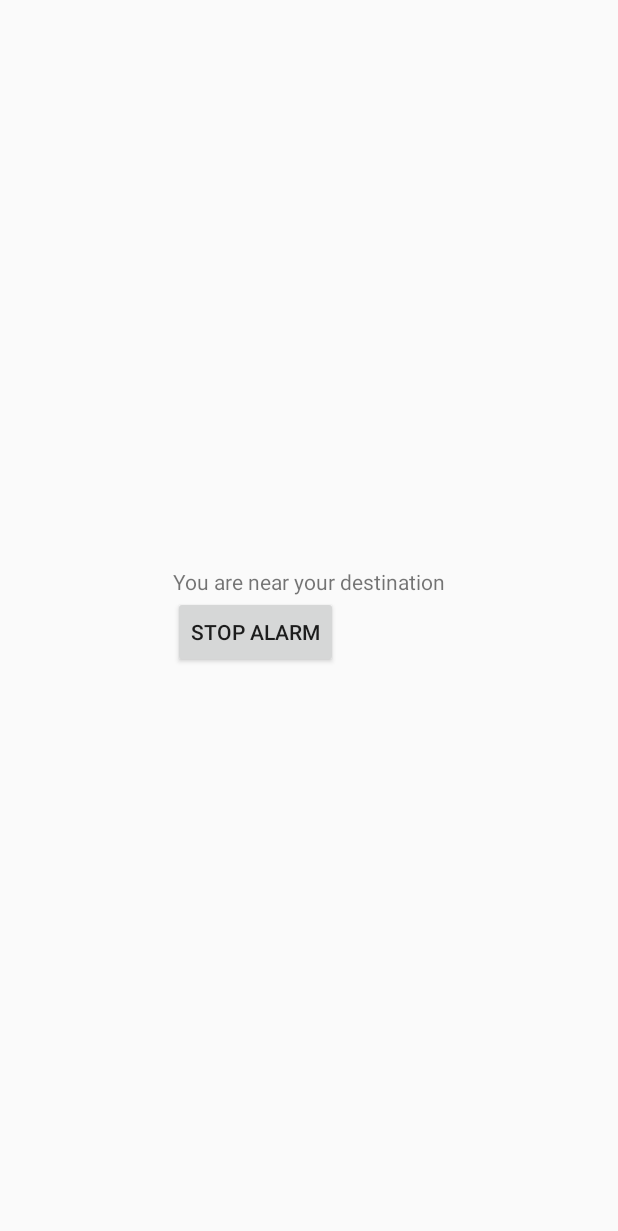
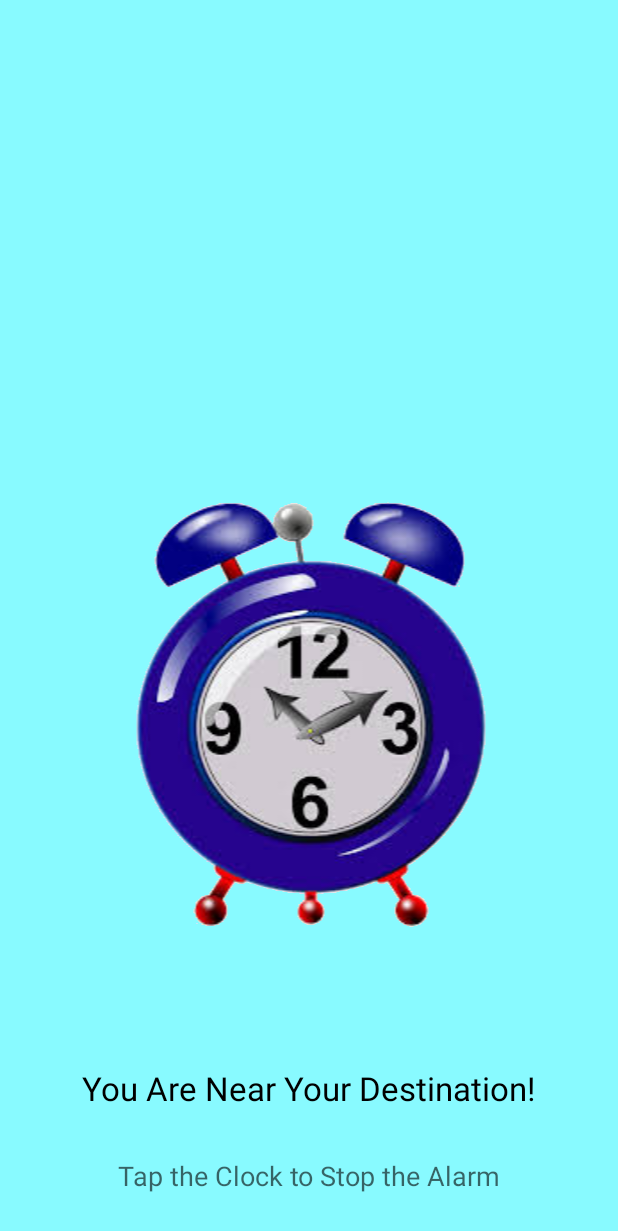
Before and after one commit to TimothySanchirico/LocationAlarm, an Android app: the AlarmReciever screen opened directly, with no data from a screen before it, on a phone screen of 412 x 824 dp. Shown: the top 1231 px of the screen. Run offline under Robolectric (Android 15) with nearby library versions, the light colour scheme and no system bars.

Commit message:
UI and API updates
-Updated API key, we now have 150,000 requests a day
-Temporarily changed search filter to Addresses
-Updated Alarm UI, we can change later

```diff
--- a/app/src/main/AndroidManifest.xml
+++ b/app/src/main/AndroidManifest.xml
@@ -36,7 +36,7 @@
         </activity>
         <activity
             android:name=".SplashActivity"
-            android:label="@string/title_activity_splash" >
+            android:label="@string/app_name" >
             <intent-filter>
                 <action android:name="android.intent.action.MAIN" />
 
--- a/app/src/main/java/com/example/timothy/locationalarm/MainActivity.java
+++ b/app/src/main/java/com/example/timothy/locationalarm/MainActivity.java
@@ -141,7 +141,6 @@ public class MainActivity extends AppCompatActivity implements
                 .addConnectionCallbacks(this)
                 .addOnConnectionFailedListener(this)
                 .build();
-            //this comment is meaningless
 
         checkGPSEnabled();
         MapFragment mapFragment = (MapFragment) getFragmentManager()
@@ -168,16 +167,16 @@ public class MainActivity extends AppCompatActivity implements
                 }
             }
         });
-        //ADDED BELOW
+        //Some AutoComplete Text View Setup
         AutoCompleteTextView autoCompView = (AutoCompleteTextView) findViewById(R.id.autocomplete);
 
         autoCompView.setAdapter(new GooglePlacesAutocompleteAdapter(this, R.layout.list_item));
         autoCompView.setOnItemClickListener(this);
-        //ADDED ABOVE
+
 
     }
 
-    //ADDED BELOW
+    //AutoComplete BELOW
     public void onItemClick(AdapterView adapterView, View view, int position, long id) {
         String str = (String) adapterView.getItemAtPosition(position);
         Toast.makeText(this, str, Toast.LENGTH_SHORT).show();
@@ -187,7 +186,7 @@ public class MainActivity extends AppCompatActivity implements
     private static final String TYPE_AUTOCOMPLETE = "/autocomplete";
     private static final String OUT_JSON = "/json";
 
-    private static final String API_KEY = "AIzaSyAM3C8M_wVb4aFodWZP2_SA_ljB0W1bFw8";
+    private static final String API_KEY = "AIzaSyCX6qvOP8CkQl1eUE7wkEmegaS-noXd0vw";
 
     public ArrayList<String> autocomplete (String input) {
         ArrayList<String> resultList = null;
@@ -198,7 +197,7 @@ public class MainActivity extends AppCompatActivity implements
         try {
             StringBuilder sb = new StringBuilder(PLACES_API_BASE + TYPE_AUTOCOMPLETE + OUT_JSON);
             sb.append("?key=" + API_KEY);
-            sb.append("&types=(cities)");
+            sb.append("&types=address");
             sb.append("&input=" + URLEncoder.encode(input, "utf8"));
             sb.append("&radius=650000");
 
@@ -289,7 +288,7 @@ public class MainActivity extends AppCompatActivity implements
             return filter;
         }
     }
-    //ADDED ABOVE
+    //AutoComplete ABOVE
 
     @Override
     public void onConnectionSuspended(int i) {
--- a/app/src/main/java/com/example/timothy/locationalarm/SplashActivity.java
+++ b/app/src/main/java/com/example/timothy/locationalarm/SplashActivity.java
@@ -27,7 +27,7 @@ public class SplashActivity extends Activity {
             @Override
             public void run() {
                 /* Create an Intent that will start the Menu-Activity. */
-                Intent mainIntent = new Intent(SplashActivity.this, MainActivity.class);
+                Intent mainIntent = new Intent(SplashActivity.this, FrontPageActivity.class);
                 SplashActivity.this.startActivity(mainIntent);
                 SplashActivity.this.finish();
             }
--- a/app/src/main/res/layout/alarm.xml
+++ b/app/src/main/res/layout/alarm.xml
@@ -1,19 +1,55 @@
 <?xml version="1.0" encoding="utf-8"?>
 <RelativeLayout xmlns:android="http://schemas.android.com/apk/res/android"
-    android:layout_width="fill_parent"
-    android:layout_height="fill_parent"
     android:orientation="vertical"
-    android:gravity="center" >
-    <TextView
-        android:id="@+id/alarmText"
+    android:layout_width="match_parent"
+    android:layout_height="match_parent"
+    android:background="#ff88faff">
+
+    <Button
         android:layout_width="wrap_content"
         android:layout_height="wrap_content"
-        android:text="You are near your destination"/>
-    <Button
         android:id="@+id/stopAlarm"
+        android:padding="100dp"
+        android:visibility="visible"
+        android:clickable="true"
+        android:layout_alignParentTop="true"
+        android:layout_centerHorizontal="true"
+        android:layout_marginTop="85dp"
+        android:alpha="0" />
+
+    <ImageView
         android:layout_width="wrap_content"
         android:layout_height="wrap_content"
-        android:text="Stop Alarm"
-        android:layout_below="@id/alarmText"/>
+        android:id="@+id/clock"
+        android:src="@mipmap/alarm_clock"
+        android:background="#ff88faff"
+        android:layout_above="@+id/textView"
+        android:layout_alignParentRight="true"
+        android:layout_alignParentEnd="true"
+        android:layout_alignParentLeft="true"
+        android:layout_alignParentStart="true"
+        android:paddingLeft="10dp" />
+
+    <TextView
+        android:layout_width="wrap_content"
+        android:layout_height="wrap_content"
+        android:textAppearance="?android:attr/textAppearanceLarge"
+        android:text="You Are Near Your Destination!"
+        android:id="@+id/textView"
+        android:elegantTextHeight="false"
+        android:textColor="#ff000000"
+        android:layout_above="@+id/textView2"
+        android:layout_centerHorizontal="true"
+        android:layout_marginBottom="31dp" />
+
+    <TextView
+        android:layout_width="wrap_content"
+        android:layout_height="wrap_content"
+        android:textAppearance="?android:attr/textAppearanceMedium"
+        android:text="Tap the Clock to Stop the Alarm"
+        android:id="@+id/textView2"
+        android:layout_alignParentBottom="true"
+        android:layout_centerHorizontal="true"
+        android:layout_marginBottom="28dp" />
 
 </RelativeLayout>
```
Also changed, not shown: app/src/main/res/mipmap-hdpi/alarm_clock.png (added), 1 other file.
